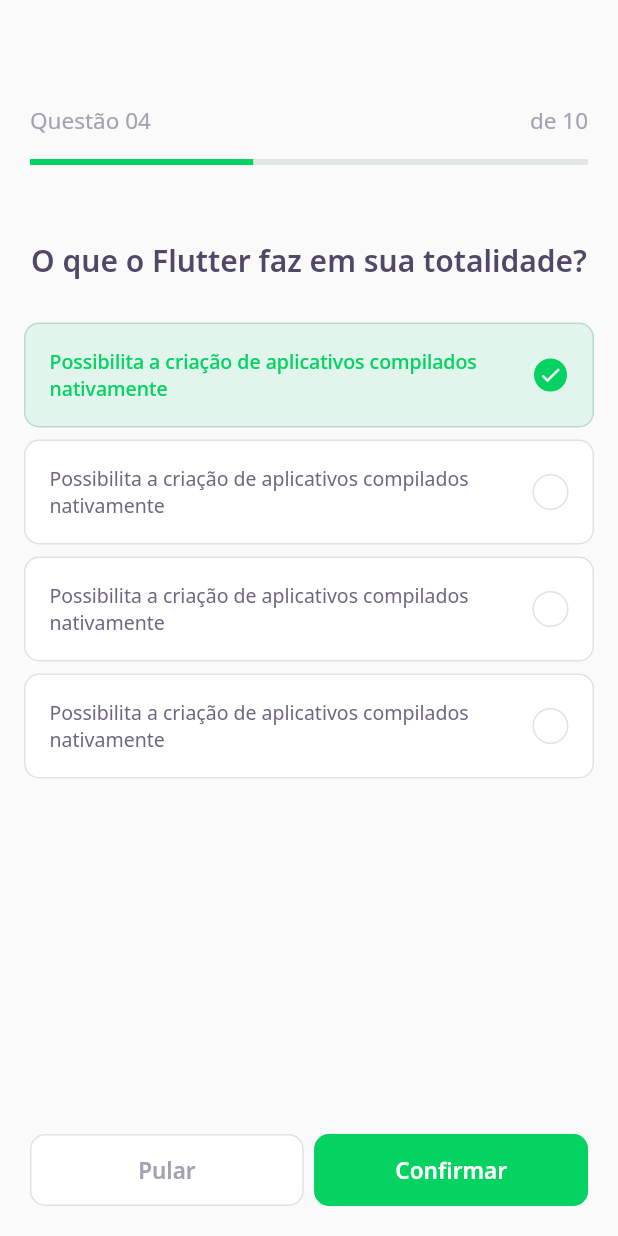
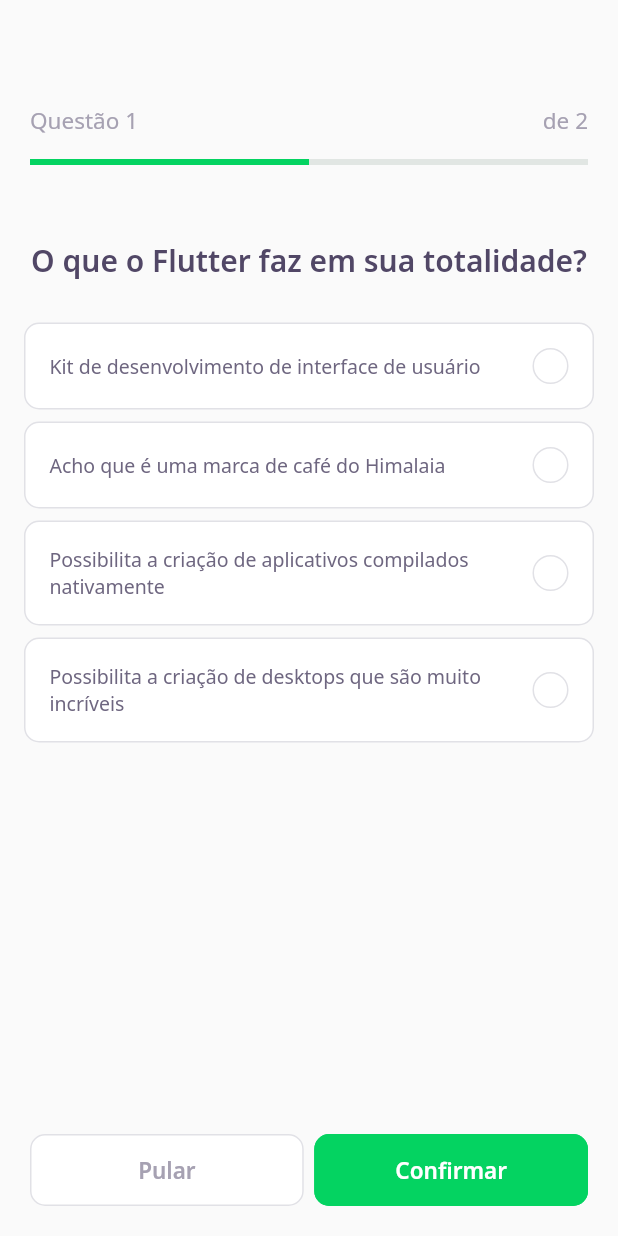
Before and after one commit to gustavoconchal/nlw5-dev-quiz, a Flutter app: the HomePage screen opened directly, after a tap on "Gerenciamento de Estado", on a phone screen of 412 x 824 dp. Run offline on Flutter 3.47's test engine with Material 2 defaults, Android fonts, the phone set to English and light mode, and no system bars; our stand-ins replace google_fonts; accounts and stored records are empty; network calls fail.

Commit message:
Implementado na ChallengePage o uso das informações do banco de dados. Implementado na ChallengePage a navegação entre os Quizzes(QuizWidget). Adicionado o ChallengeController para gerenciar o estado da págin ChallengePage.

```diff
--- /dev/null
+++ b/lib/challenge/challenge_controller.dart
@@ -0,0 +1,7 @@
+import 'package:flutter/material.dart';
+
+class ChallengeController {
+  final currentPageNotifier = ValueNotifier<int>(1);
+  set currentPage(int value) => currentPageNotifier.value = value;
+  int get currentPage => currentPageNotifier.value;
+}
--- a/lib/challenge/challenge_page.dart
+++ b/lib/challenge/challenge_page.dart
@@ -1,25 +1,51 @@
+import 'package:dev_quiz/challenge/challenge_controller.dart';
 import 'package:dev_quiz/challenge/widgets/next_button/next_button_widget.dart';
 import 'package:dev_quiz/challenge/widgets/question_indicator_widget/question_indicator_widget.dart';
 import 'package:dev_quiz/challenge/widgets/quiz/quiz_widget.dart';
+import 'package:dev_quiz/shared/models/question_model.dart';
 import 'package:flutter/material.dart';
 
 class ChallengePage extends StatefulWidget {
-  ChallengePage({Key? key}) : super(key: key);
+  final List<QuestionModel> questions;
+  ChallengePage({Key? key, required this.questions}) : super(key: key);
 
   @override
   _ChallengePageState createState() => _ChallengePageState();
 }
 
 class _ChallengePageState extends State<ChallengePage> {
+  final controller = ChallengeController();
+  final pageController = PageController();
+
+  @override
+  void initState() {
+    pageController.addListener(() {
+      controller.currentPage = pageController.page!.toInt() + 1;
+    });
+    super.initState();
+  }
+
   @override
   Widget build(BuildContext context) {
     return Scaffold(
       appBar: PreferredSize(
         preferredSize: Size.fromHeight(160),
-        child: SafeArea(top: true, child: QuestionIndicatorWidget()),
+        child: SafeArea(
+            top: true,
+            child: ValueListenableBuilder<int>(
+              valueListenable: controller.currentPageNotifier,
+              builder: (context, value, _) => QuestionIndicatorWidget(
+                length: widget.questions.length,
+                currentPage: value,
+              ),
+            )),
       ),
-      body: QuizWidget(title: "O que o Flutter faz em sua totalidade?"),
+      body: PageView(
+        controller: pageController,
+        children: widget.questions.map((e) => QuizWidget(question: e)).toList(),
+      ),
       bottomNavigationBar: SafeArea(
+        bottom: true,
         child: Padding(
           padding: const EdgeInsets.only(left: 20, bottom: 20, right: 20),
           child: Row(
@@ -27,14 +53,16 @@ class _ChallengePageState extends State<ChallengePage> {
             children: [
               Expanded(
                 child: NextButtonWidget(
-                  confirm: false,
-                ),
+                    confirm: false,
+                    onTap: () {
+                      pageController.nextPage(
+                          duration: Duration(milliseconds: 500),
+                          curve: Curves.decelerate);
+                    }),
               ),
               SizedBox(width: 7),
               Expanded(
-                child: NextButtonWidget(
-                  confirm: true,
-                ),
+                child: NextButtonWidget(confirm: true, onTap: () {}),
               ),
             ],
           ),
--- a/lib/challenge/widgets/next_button/next_button_widget.dart
+++ b/lib/challenge/widgets/next_button/next_button_widget.dart
@@ -4,10 +4,12 @@ import 'package:flutter/material.dart';
 
 class NextButtonWidget extends StatelessWidget {
   final bool confirm;
+  final VoidCallback onTap;
 
   const NextButtonWidget({
     Key? key,
     required this.confirm,
+    required this.onTap,
   }) : super(key: key);
 
   @override
@@ -18,7 +20,7 @@ class NextButtonWidget extends StatelessWidget {
         style: confirm
             ? AppButtonStyles.buttonConfirm
             : AppButtonStyles.buttonSkip,
-        onPressed: () {},
+        onPressed: onTap,
         child: Text(
           confirm ? "Confirmar" : "Pular",
           style:
--- a/lib/challenge/widgets/question_indicator_widget/question_indicator_widget.dart
+++ b/lib/challenge/widgets/question_indicator_widget/question_indicator_widget.dart
@@ -3,7 +3,12 @@ import 'package:dev_quiz/shared/widgets/progress_indicator/progress_indicator_wi
 import 'package:flutter/material.dart';
 
 class QuestionIndicatorWidget extends StatelessWidget {
-  const QuestionIndicatorWidget({Key? key}) : super(key: key);
+  final int currentPage;
+  final int length;
+
+  const QuestionIndicatorWidget(
+      {Key? key, required this.currentPage, required this.length})
+      : super(key: key);
 
   @override
   Widget build(BuildContext context) {
@@ -15,11 +20,11 @@ class QuestionIndicatorWidget extends StatelessWidget {
             mainAxisAlignment: MainAxisAlignment.spaceBetween,
             children: [
               Text(
-                "Questão 04",
+                "Questão $currentPage",
                 style: AppTextStyles.bodyLightGrey15,
               ),
               Text(
-                "de 10",
+                "de $length",
                 style: AppTextStyles.bodyLightGrey15,
               ),
             ],
@@ -27,7 +32,7 @@ class QuestionIndicatorWidget extends StatelessWidget {
           SizedBox(
             height: 16,
           ),
-          ProgressIndicatorWidget(value: 0.4)
+          ProgressIndicatorWidget(value: currentPage / length)
         ],
       ),
     );
--- a/lib/challenge/widgets/quiz/quiz_widget.dart
+++ b/lib/challenge/widgets/quiz/quiz_widget.dart
@@ -1,10 +1,11 @@
 import 'package:dev_quiz/challenge/widgets/answer/answer_widget.dart';
 import 'package:dev_quiz/core/app_text_styles.dart';
+import 'package:dev_quiz/shared/models/question_model.dart';
 import 'package:flutter/material.dart';
 
 class QuizWidget extends StatelessWidget {
-  final String title;
-  const QuizWidget({Key? key, required this.title}) : super(key: key);
+  final QuestionModel question;
+  const QuizWidget({Key? key, required this.question}) : super(key: key);
 
   @override
   Widget build(BuildContext context) {
@@ -13,23 +14,15 @@ class QuizWidget extends StatelessWidget {
         children: [
           Padding(
             padding: const EdgeInsets.symmetric(horizontal: 20),
-            child: Text(title, style: AppTextStyles.heading20),
+            child: Text(question.title, style: AppTextStyles.heading20),
           ),
           SizedBox(height: 24),
-          AnswerWidget(
-              isRight: true,
-              isSelected: true,
-              title:
-                  "Possibilita a criação de aplicativos compilados nativamente"),
-          AnswerWidget(
-              title:
-                  "Possibilita a criação de aplicativos compilados nativamente"),
-          AnswerWidget(
-              title:
-                  "Possibilita a criação de aplicativos compilados nativamente"),
-          AnswerWidget(
-              title:
-                  "Possibilita a criação de aplicativos compilados nativamente")
+          ...question.answers
+              .map((e) => AnswerWidget(
+                    title: e.title,
+                    isRight: e.isRight,
+                  ))
+              .toList()
         ],
       ),
     );
--- a/lib/home/widgets/quiz_card_grid_view/quiz_card_grid_view_widget.dart
+++ b/lib/home/widgets/quiz_card_grid_view/quiz_card_grid_view_widget.dart
@@ -23,7 +23,8 @@ class QuizCardGridViewWidget extends StatelessWidget {
                           Navigator.push(
                               context,
                               MaterialPageRoute(
-                                  builder: (context) => ChallengePage()));
+                                  builder: (context) =>
+                                      ChallengePage(questions: e.questions)));
                         },
                       ))
                   .toList())),
```
